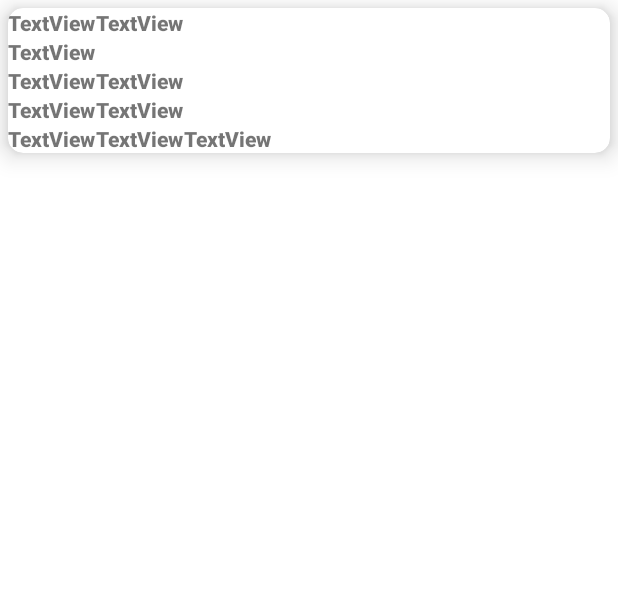
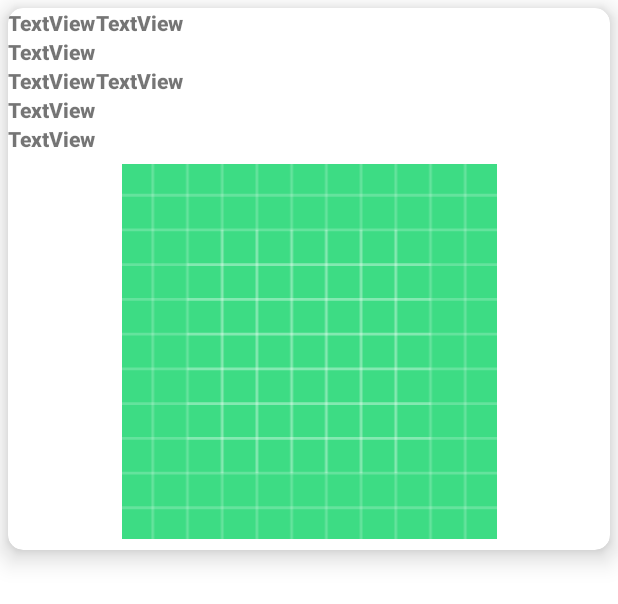
Before and after one commit to attlet/FireOperatiomMapUI, an Android app: the layout list_item.xml on its own in the app's theme, with its tools: preview values and no code run, on a phone screen of 412 x 824 dp. Shown: the top 604 px of the screen. Run offline under Robolectric (Android 15) with nearby library versions, the phone set to English and light mode, and no system bars.

Commit message:
DB 사진 적용

```diff
--- a/app/build.gradle
+++ b/app/build.gradle
@@ -38,6 +38,8 @@ dependencies {
     implementation 'com.firebaseui:firebase-ui-database:7.1.1'
     implementation 'com.github.chrisbanes:PhotoView:2.3.0'
     implementation 'com.sothree.slidinguppanel:library:3.4.0'
+    implementation 'com.github.bumptech.glide:glide:4.10.0'
+    annotationProcessor 'com.github.bumptech.glide:compiler:4.10.0'
     testImplementation 'junit:junit:4.+'
     androidTestImplementation 'androidx.test.ext:junit:1.1.2'
     androidTestImplementation 'androidx.test.espresso:espresso-core:3.3.0'
--- a/app/src/main/res/layout/list_item.xml
+++ b/app/src/main/res/layout/list_item.xml
@@ -11,6 +11,7 @@
     <TableLayout
         android:layout_width="match_parent"
         android:layout_height="match_parent">
+
 
         <TableRow
             android:layout_width="match_parent"
@@ -74,12 +75,6 @@
                 android:text="TextView"
                 android:fontFamily="sans-serif-black"/>
 
-            <TextView
-                android:id="@+id/facility"
-                android:layout_width="wrap_content"
-                android:layout_height="wrap_content"
-                android:text="TextView"
-                android:fontFamily="sans-serif-black"/>
 
         </TableRow>
 
@@ -88,26 +83,20 @@
             android:layout_height="match_parent">
 
             <TextView
-                android:id="@+id/person"
-                android:layout_width="wrap_content"
-                android:layout_height="wrap_content"
-                android:text="TextView"
-                android:fontFamily="sans-serif-black"/>
-
-            <TextView
-                android:id="@+id/phone1"
-                android:layout_width="wrap_content"
-                android:layout_height="wrap_content"
-                android:text="TextView"
-                android:fontFamily="sans-serif-black"/>
-
-            <TextView
-                android:id="@+id/phone2"
+                android:id="@+id/fire_flug"
                 android:layout_width="wrap_content"
                 android:layout_height="wrap_content"
                 android:text="TextView"
                 android:fontFamily="sans-serif-black"/>
         </TableRow>
+
+        <ImageView
+            android:layout_width="match_parent"
+            android:layout_height="250dp"
+            android:layout_margin="7dp"
+            android:src="@drawable/ic_launcher_background"
+            android:id="@+id/photo_url"/>
+
     </TableLayout>
 
 </androidx.cardview.widget.CardView>
```
Also changed, not shown: app/src/main/java/com/example/fireoperationmap/CustomAdapter.java (+12 -7 lines), app/src/main/java/com/example/fireoperationmap/MainActivity.java (+0 -58 lines), app/src/main/java/com/example/fireoperationmap/User.java (+19 -17 lines), app/src/main/res/layout/sliding_up_panel.xml (+14 -11 lines), gradle/wrapper/gradle-wrapper.properties.
